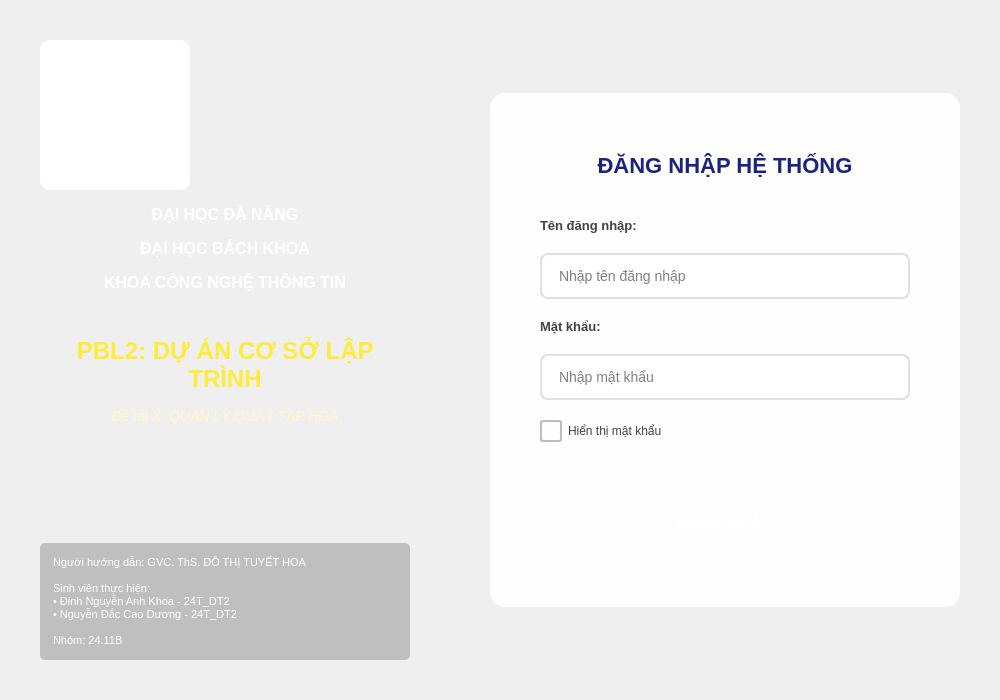
This is logindialog.ui in DuongNguyen0210/StoreProject as Qt 5 draws it before an edit. The edited form follows.
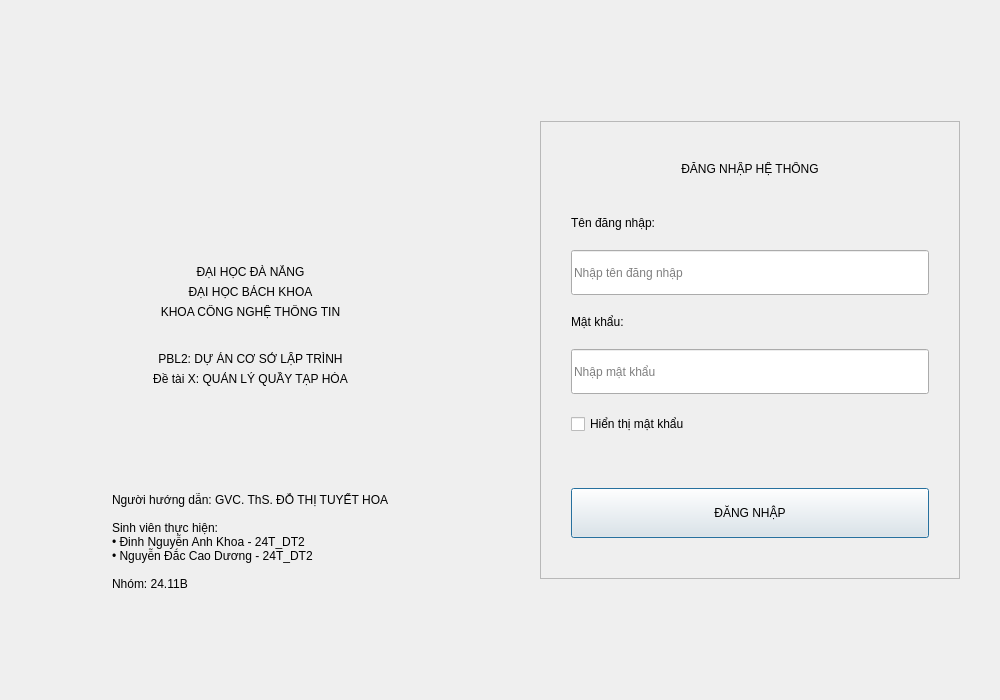
This is the edited form. Icons and pictures are not drawn.

The edit to the form file:
```diff
--- a/logindialog.ui
+++ b/logindialog.ui
@@ -13,119 +13,6 @@
   <property name="windowTitle">
    <string>Đăng Nhập - Hệ Thống Quản Lý Quầy Tạp Hóa</string>
   </property>
-  <property name="styleSheet">
-   <string notr="true">QDialog {
-    background: qlineargradient(x1:0, y1:0, x2:1, y2:1,
-                                stop:0 #1a237e, stop:0.5 #283593, stop:1 #3949ab);
-}
-
-QLabel#lblLogo {
-    background: white;
-    border-radius: 10px;
-    padding: 15px;
-}
-
-QLabel#lblUniversity, QLabel#lblFaculty, QLabel#lblDepartment {
-    color: white;
-    font-weight: bold;
-    font-size: 16px;
-}
-
-QLabel#lblProjectTitle {
-    color: #ffeb3b;
-    font-weight: bold;
-    font-size: 24px;
-}
-
-QLabel#lblSubtitle {
-    color: #fff9c4;
-    font-size: 14px;
-    font-style: italic;
-}
-
-QFrame#loginFrame {
-    background: rgba(255, 255, 255, 0.95);
-    border-radius: 15px;
-    padding: 20px;
-}
-
-QLabel#lblLoginTitle {
-    color: #1a237e;
-    font-size: 22px;
-    font-weight: bold;
-}
-
-QLabel#labeUsername, QLabel#labePassword {
-    color: #424242;
-    font-size: 13px;
-    font-weight: 500;
-}
-
-QLineEdit {
-    padding: 12px 15px;
-    border: 2px solid #e0e0e0;
-    border-radius: 8px;
-    font-size: 14px;
-    background: white;
-}
-
-QLineEdit:focus {
-    border: 2px solid #3949ab;
-    background: #f5f5f5;
-}
-
-QPushButton#btnLogin {
-    background: qlineargradient(x1:0, y1:0, x2:1, y2:0,
-                                stop:0 #3949ab, stop:1 #5c6bc0);
-    color: white;
-    font-size: 16px;
-    font-weight: bold;
-    border: none;
-    border-radius: 8px;
-    padding: 15px;
-}
-
-QPushButton#btnLogin:hover {
-    background: qlineargradient(x1:0, y1:0, x2:1, y2:0,
-                                stop:0 #303f9f, stop:1 #3949ab);
-}
-
-QPushButton#btnLogin:pressed {
-    background: #283593;
-}
-
-QCheckBox {
-    color: #424242;
-    font-size: 12px;
-}
-
-QCheckBox::indicator {
-    width: 18px;
-    height: 18px;
-    border-radius: 3px;
-    border: 2px solid #bdbdbd;
-}
-
-QCheckBox::indicator:checked {
-    background: #3949ab;
-    border: 2px solid #3949ab;
-}
-
-QLabel#lblError {
-    color: #d32f2f;
-    font-size: 13px;
-    font-weight: 500;
-}
-
-QLabel#lblProjectInfo {
-    color: white;
-    font-size: 11px;
-    background: rgba(0, 0, 0, 0.2);
-    border-radius: 5px;
-    padding: 10px;
-}
-</string>
-  </property>
   <layout class="QHBoxLayout" name="horizontalLayout_main">
    <property name="spacing">
     <number>0</number>
@@ -150,22 +37,50 @@
        <height>0</height>
       </size>
      </property>
-     <layout class="QVBoxLayout" name="verticalLayout_left">
-      <property name="spacing">
-       <number>15</number>
-      </property>
-      <property name="leftMargin">
-       <number>40</number>
-      </property>
-      <property name="topMargin">
-       <number>40</number>
-      </property>
-      <property name="rightMargin">
-       <number>40</number>
-      </property>
-      <property name="bottomMargin">
-       <number>40</number>
-      </property>
+     <layout class="QHBoxLayout" name="horizontalLayout_2">
+      <item>
+       <spacer name="horizontalSpacer_3">
+        <property name="orientation">
+         <enum>Qt::Orientation::Horizontal</enum>
+        </property>
+        <property name="sizeHint" stdset="0">
+         <size>
+          <width>67</width>
+          <height>20</height>
+         </size>
+        </property>
+       </spacer>
+      </item>
+      <item>
+       <layout class="QVBoxLayout" name="verticalLayout">
+        <item>
+         <spacer name="verticalSpacer_3">
+          <property name="orientation">
+           <enum>Qt::Orientation::Vertical</enum>
+          </property>
+          <property name="sizeHint" stdset="0">
+           <size>
+            <width>20</width>
+            <height>40</height>
+           </size>
+          </property>
+         </spacer>
+        </item>
+        <item>
+         <layout class="QHBoxLayout" name="horizontalLayout">
+          <item>
+           <spacer name="horizontalSpacer_2">
+            <property name="orientation">
+             <enum>Qt::Orientation::Horizontal</enum>
+            </property>
+            <property name="sizeHint" stdset="0">
+             <size>
+              <width>40</width>
+              <height>20</height>
+             </size>
+            </property>
+           </spacer>
+          </item>
       <item>
        <widget class="QLabel" name="lblLogo">
         <property name="minimumSize">
@@ -190,9 +105,24 @@
          <bool>true</bool>
         </property>
         <property name="alignment">
-         <set>Qt::AlignCenter</set>
-        </property>
-       </widget>
+             <set>Qt::AlignmentFlag::AlignCenter</set>
+            </property>
+           </widget>
+          </item>
+          <item>
+           <spacer name="horizontalSpacer">
+            <property name="orientation">
+             <enum>Qt::Orientation::Horizontal</enum>
+            </property>
+            <property name="sizeHint" stdset="0">
+             <size>
+              <width>40</width>
+              <height>20</height>
+             </size>
+            </property>
+           </spacer>
+          </item>
+         </layout>
       </item>
       <item>
        <widget class="QLabel" name="lblUniversity">
@@ -234,8 +164,8 @@
         </property>
         <property name="sizeHint" stdset="0">
          <size>
-          <width>20</width>
-          <height>30</height>
+            <width>17</width>
+            <height>27</height>
          </size>
         </property>
        </spacer>
@@ -270,8 +200,8 @@
         </property>
         <property name="sizeHint" stdset="0">
          <size>
-          <width>20</width>
-          <height>40</height>
+            <width>17</width>
+            <height>76</height>
          </size>
         </property>
        </spacer>
@@ -294,6 +224,34 @@
          <bool>true</bool>
         </property>
        </widget>
+        </item>
+        <item>
+         <spacer name="verticalSpacer">
+          <property name="orientation">
+           <enum>Qt::Orientation::Vertical</enum>
+          </property>
+          <property name="sizeHint" stdset="0">
+           <size>
+            <width>20</width>
+            <height>66</height>
+           </size>
+          </property>
+         </spacer>
+        </item>
+       </layout>
+      </item>
+      <item>
+       <spacer name="horizontalSpacer_4">
+        <property name="orientation">
+         <enum>Qt::Orientation::Horizontal</enum>
+        </property>
+        <property name="sizeHint" stdset="0">
+         <size>
+          <width>40</width>
+          <height>20</height>
+         </size>
+        </property>
+       </spacer>
       </item>
      </layout>
     </widget>
```
Left out of the diff: 38 changed lines with no effect on the pictures. Lines whose indentation alone changed are shown as unchanged.
